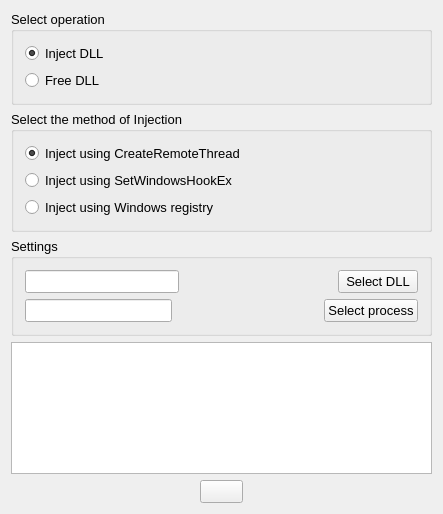
ANDR-ASCII/dll_injector, file DllInjector/dllinjector.ui: the form before one commit.
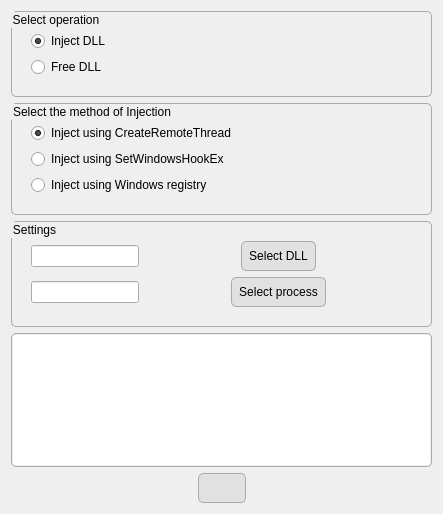
The form after the commit. Icons and pictures are not drawn.

The edit to the form file:
```diff
--- a/DllInjector/dllinjector.ui
+++ b/DllInjector/dllinjector.ui
@@ -35,12 +35,39 @@
     <normaloff>icons/Malware-icon.png</normaloff>icons/Malware-icon.png</iconset>
   </property>
   <property name="styleSheet">
-   <string notr="true"/>
+   <string notr="true">QPushButton
+{
+background-color: rgb(225, 225, 225);
+color: black;
+border-radius: 5px;
+border: 1px solid;
+border-color: rgb(170, 170, 170);
+padding: 7px;
+}
+
+QGroupBox
+{
+border-radius: 5px;
+border: 1px solid;
+border-color: rgb(170, 170, 170);
+padding: 8px;
+}
+
+QTextEdit
+{
+border-radius: 5px;
+border: 1px solid;
+border-color: rgb(170, 170, 170);
+padding: 1px;
+}</string>
   </property>
   <widget class="QWidget" name="centralWidget">
    <layout class="QVBoxLayout" name="verticalLayout_4">
     <item>
      <widget class="QGroupBox" name="groupBox_2">
+      <property name="styleSheet">
+       <string notr="true"/>
+      </property>
       <property name="title">
        <string>Select operation</string>
       </property>
@@ -103,6 +130,15 @@
     </item>
     <item>
      <widget class="QGroupBox" name="groupBox_3">
+      <property name="styleSheet">
+       <string notr="true">QLineEdit
+{
+border-radius: 8px;
+border: 1px solid rgb(220, 220, 220);
+width: 250px;
+height: 30px;
+};</string>
+      </property>
       <property name="title">
        <string>Settings</string>
       </property>
@@ -111,6 +147,9 @@
         <layout class="QHBoxLayout" name="horizontalLayout_2">
          <item>
           <widget class="QLineEdit" name="dllNameLineEdit">
+           <property name="styleSheet">
+            <string notr="true"/>
+           </property>
            <property name="readOnly">
             <bool>true</bool>
            </property>
@@ -139,12 +178,28 @@
            </property>
           </widget>
          </item>
+         <item>
+          <spacer name="horizontalSpacer_2">
+           <property name="orientation">
+            <enum>Qt::Horizontal</enum>
+           </property>
+           <property name="sizeHint" stdset="0">
+            <size>
+             <width>40</width>
+             <height>20</height>
+            </size>
+           </property>
+          </spacer>
+         </item>
         </layout>
        </item>
        <item>
         <layout class="QHBoxLayout" name="horizontalLayout">
          <item>
           <widget class="QLineEdit" name="processNameLineEdit">
+           <property name="styleSheet">
+            <string notr="true"/>
+           </property>
            <property name="readOnly">
             <bool>true</bool>
            </property>
@@ -173,6 +228,19 @@
            </property>
           </widget>
          </item>
+         <item>
+          <spacer name="horizontalSpacer">
+           <property name="orientation">
+            <enum>Qt::Horizontal</enum>
+           </property>
+           <property name="sizeHint" stdset="0">
+            <size>
+             <width>40</width>
+             <height>20</height>
+            </size>
+           </property>
+          </spacer>
+         </item>
         </layout>
        </item>
       </layout>
```
Left out of the diff: 3 changed lines with no effect on the pictures.
